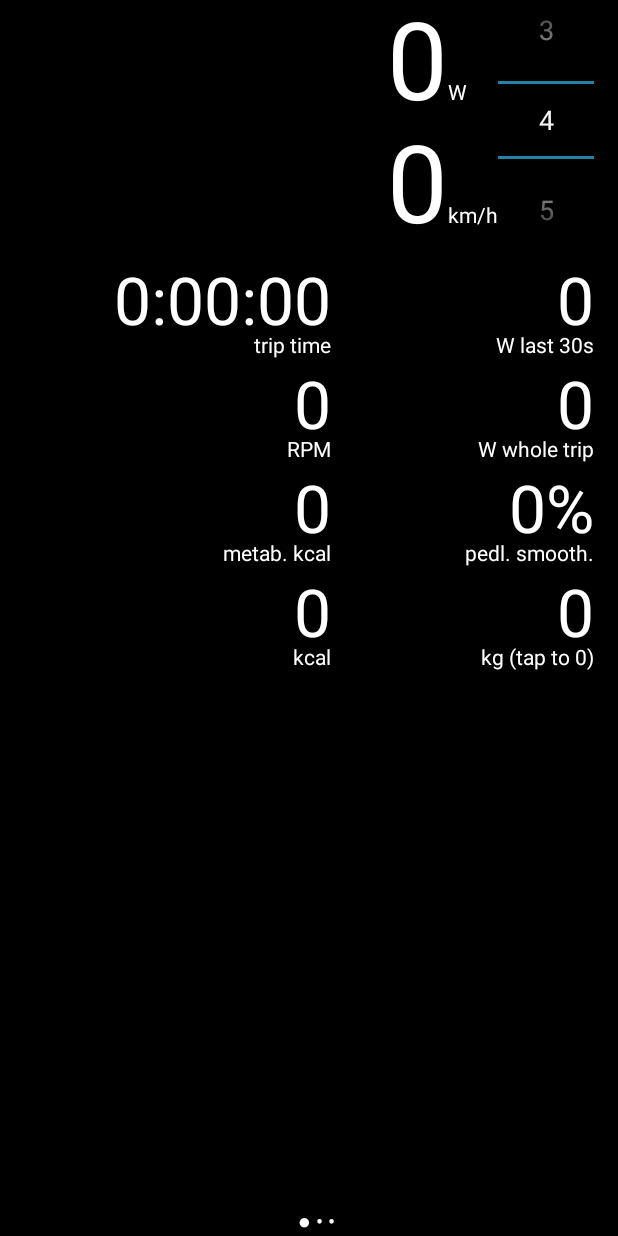
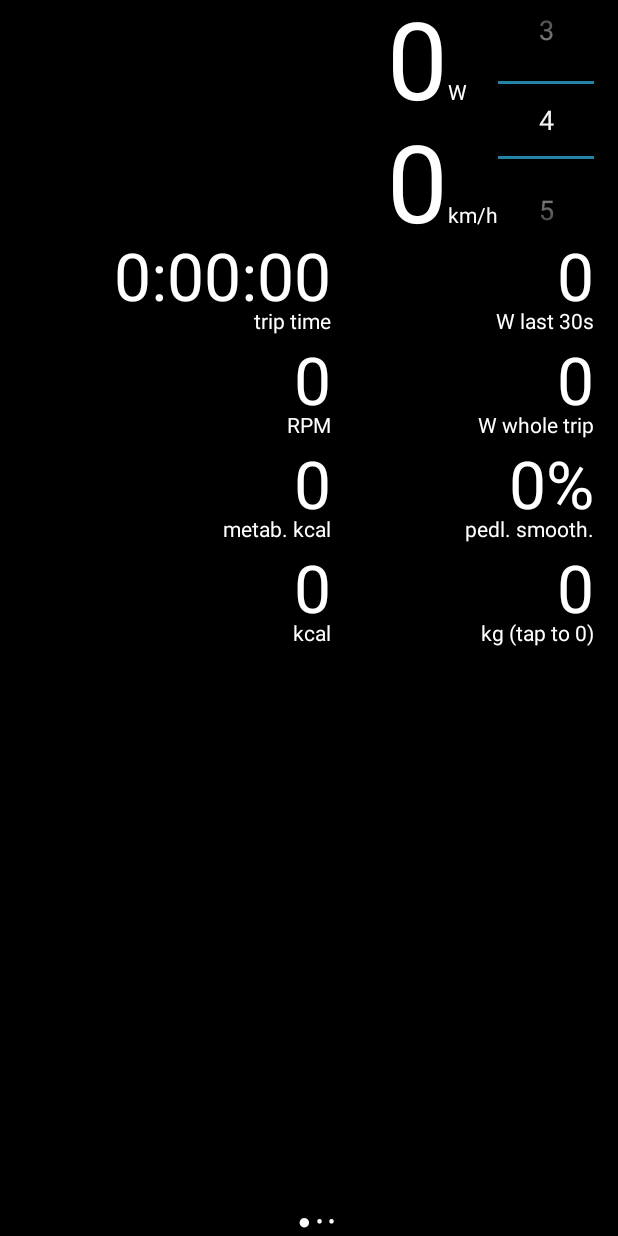
Before and after one commit to rrrlasse/powerino, an Android app: the screen it shows after launch (MainActivity), after a tap on "No devices have been paired", on a phone screen of 412 x 824 dp. Run offline under Robolectric (Android 15) with nearby library versions, the phone set to English and light mode, and no system bars; 6 statements that could not run were skipped.

Commit message:
Small fixes

```diff
--- a/Android/app/src/main/java/com/powerino/prototype/DeviceListActivity.java
+++ b/Android/app/src/main/java/com/powerino/prototype/DeviceListActivity.java
@@ -123,8 +123,13 @@ public class DeviceListActivity extends Activity implements LocationListener {
                 TextView tv = (TextView)findViewById(R.id.precision);
                 if(tv != null) {
                     Location location = locationManager.getLastKnownLocation(bestProvider);
-                    float f = location.getAccuracy();
-                    setText(tv, "GPS precision: " +  Integer.toString((int)f) + " m" );
+                    if(location == null) {
+                        setText(tv, "GPS precision: Finding satelites...");
+                    }
+                    else {
+                        float f = location.getAccuracy();
+                        setText(tv, "GPS precision: " + Integer.toString((int) f) + " m");
+                    }
                 }
             }
         };
--- a/Android/app/src/main/res/layout/activity_main.xml
+++ b/Android/app/src/main/res/layout/activity_main.xml
@@ -16,7 +16,7 @@
         android:layout_width="match_parent"
         android:layout_height="wrap_content"
         android:paddingLeft="10sp"
-        android:layout_below="@+id/numberPicker"
+        android:layout_below="@+id/speed"
         android:layout_toEndOf="@+id/bar"
         android:layout_toRightOf="@+id/bar" />
 
--- a/Android/app/src/main/res/layout/device_list.xml
+++ b/Android/app/src/main/res/layout/device_list.xml
@@ -31,7 +31,7 @@ android:orientation="vertical"
         android:layout_width="match_parent"
         android:layout_height="wrap_content"
         android:textAppearance="?android:attr/textAppearanceMedium"
-        android:text="GPS precision: Please wait..."
+        android:text="GPS precision:"
         android:background="#666"
         android:textColor="#fff"
         android:paddingLeft="5dp"
```
Also changed, not shown: 1 other file.
